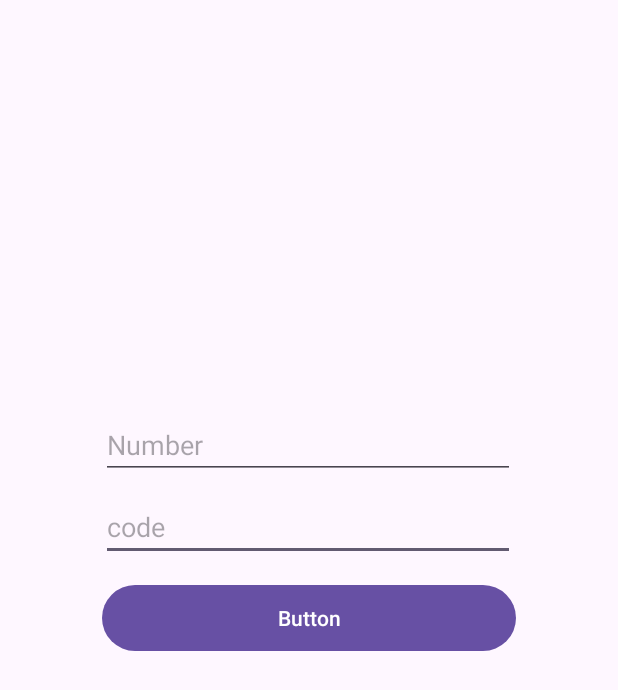
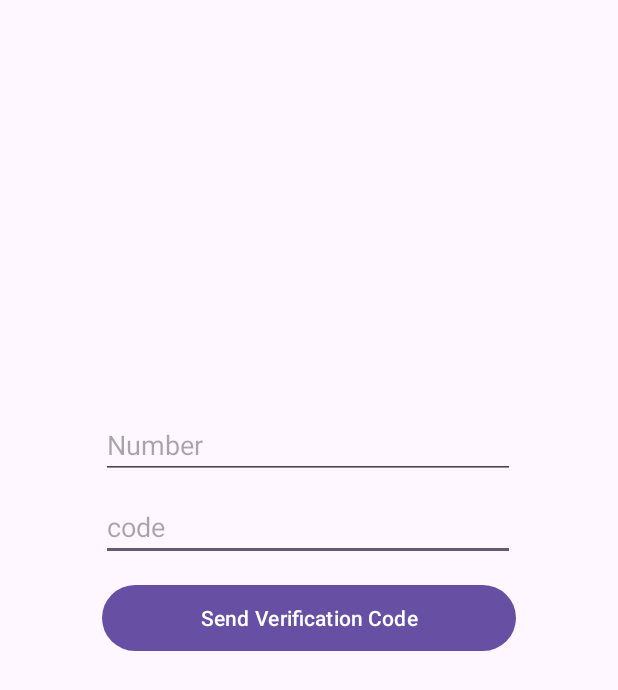
Before and after one commit to KarlAngeloFlores/GoChat, an Android app: the screen it shows after launch (MainActivity), on a phone screen of 412 x 824 dp. Shown: the top 690 px of the screen. Run offline under Robolectric (Android 15) with nearby library versions, the phone set to English and light mode, and no system bars; our stand-ins replace Firebase (no records; nobody signed in at launch, a user with empty details on screens opened directly).

Commit message:
second commit

```diff
--- a/app/src/main/res/layout/activity_main.xml
+++ b/app/src/main/res/layout/activity_main.xml
@@ -10,7 +10,7 @@
         android:id="@+id/btnVerifyButton"
         android:layout_width="276dp"
         android:layout_height="52dp"
-        android:text="Button"
+        android:text="Send Verification Code"
         app:layout_constraintBottom_toBottomOf="parent"
         app:layout_constraintEnd_toEndOf="parent"
         app:layout_constraintStart_toStartOf="parent"
```
